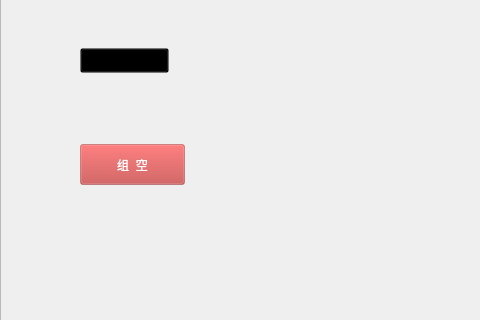
This is Form/mainform.ui in caosq/ChickenFarm as Qt 5 draws it before an edit; both pictures show x 0 to 480 and y 132 to 452 of the 1024 by 768 pixel window. The edited form follows.
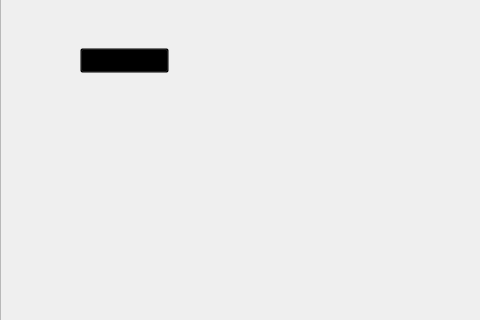
This is the edited form. Icons and pictures are not drawn.

Diff of the .ui file:
```diff
--- a/Form/mainform.ui
+++ b/Form/mainform.ui
@@ -225,140 +225,15 @@
          <string>PushButton</string>
         </property>
        </widget>
-       <widget class="QPushButton" name="pushButton_10">
+       <widget class="QTableWidget" name="tableWidget">
         <property name="geometry">
          <rect>
-          <x>64</x>
-          <y>192</y>
-          <width>105</width>
-          <height>41</height>
+          <x>40</x>
+          <y>152</y>
+          <width>161</width>
+          <height>113</height>
          </rect>
         </property>
-        <property name="palette">
-         <palette>
-          <active>
-           <colorrole role="Button">
-            <brush brushstyle="SolidPattern">
-             <color alpha="100">
-              <red>191</red>
-              <green>64</green>
-              <blue>64</blue>
-             </color>
-            </brush>
-           </colorrole>
-           <colorrole role="ButtonText">
-            <brush brushstyle="SolidPattern">
-             <color alpha="255">
-              <red>255</red>
-              <green>255</green>
-              <blue>255</blue>
-             </color>
-            </brush>
-           </colorrole>
-           <colorrole role="Base">
-            <brush brushstyle="SolidPattern">
-             <color alpha="100">
-              <red>191</red>
-              <green>64</green>
-              <blue>64</blue>
-             </color>
-            </brush>
-           </colorrole>
-           <colorrole role="Window">
-            <brush brushstyle="SolidPattern">
-             <color alpha="100">
-              <red>191</red>
-              <green>64</green>
-              <blue>64</blue>
-             </color>
-            </brush>
-           </colorrole>
-          </active>
-          <inactive>
-           <colorrole role="Button">
-            <brush brushstyle="SolidPattern">
-             <color alpha="100">
-              <red>191</red>
-              <green>64</green>
-              <blue>64</blue>
-             </color>
-            </brush>
-           </colorrole>
-           <colorrole role="ButtonText">
-            <brush brushstyle="SolidPattern">
-             <color alpha="255">
-              <red>255</red>
-              <green>255</green>
-              <blue>255</blue>
-             </color>
-            </brush>
-           </colorrole>
-           <colorrole role="Base">
-            <brush brushstyle="SolidPattern">
-             <color alpha="100">
-              <red>191</red>
-              <green>64</green>
-              <blue>64</blue>
-             </color>
-            </brush>
-           </colorrole>
-           <colorrole role="Window">
-            <brush brushstyle="SolidPattern">
-             <color alpha="100">
-              <red>191</red>
-              <green>64</green>
-              <blue>64</blue>
-             </color>
-            </brush>
-           </colorrole>
-          </inactive>
-          <disabled>
-           <colorrole role="Button">
-            <brush brushstyle="SolidPattern">
-             <color alpha="100">
-              <red>191</red>
-              <green>64</green>
-              <blue>64</blue>
-             </color>
-            </brush>
-           </colorrole>
-           <colorrole role="ButtonText">
-            <brush brushstyle="SolidPattern">
-             <color alpha="255">
-              <red>190</red>
-              <green>190</green>
-              <blue>190</blue>
-             </color>
-            </brush>
-           </colorrole>
-           <colorrole role="Base">
-            <brush brushstyle="SolidPattern">
-             <color alpha="100">
-              <red>191</red>
-              <green>64</green>
-              <blue>64</blue>
-             </color>
-            </brush>
-           </colorrole>
-           <colorrole role="Window">
-            <brush brushstyle="SolidPattern">
-             <color alpha="100">
-              <red>191</red>
-              <green>64</green>
-              <blue>64</blue>
-             </color>
-            </brush>
-           </colorrole>
-          </disabled>
-         </palette>
-        </property>
-        <property name="styleSheet">
-         <string notr="true">
-background-color: rgba(191, 64, 64, 100);</string>
-        </property>
-        <property name="text">
-         <string>组  空</string>
-        </property>
        </widget>
       </widget>
       <widget class="QFrame" name="frame_6">
```
